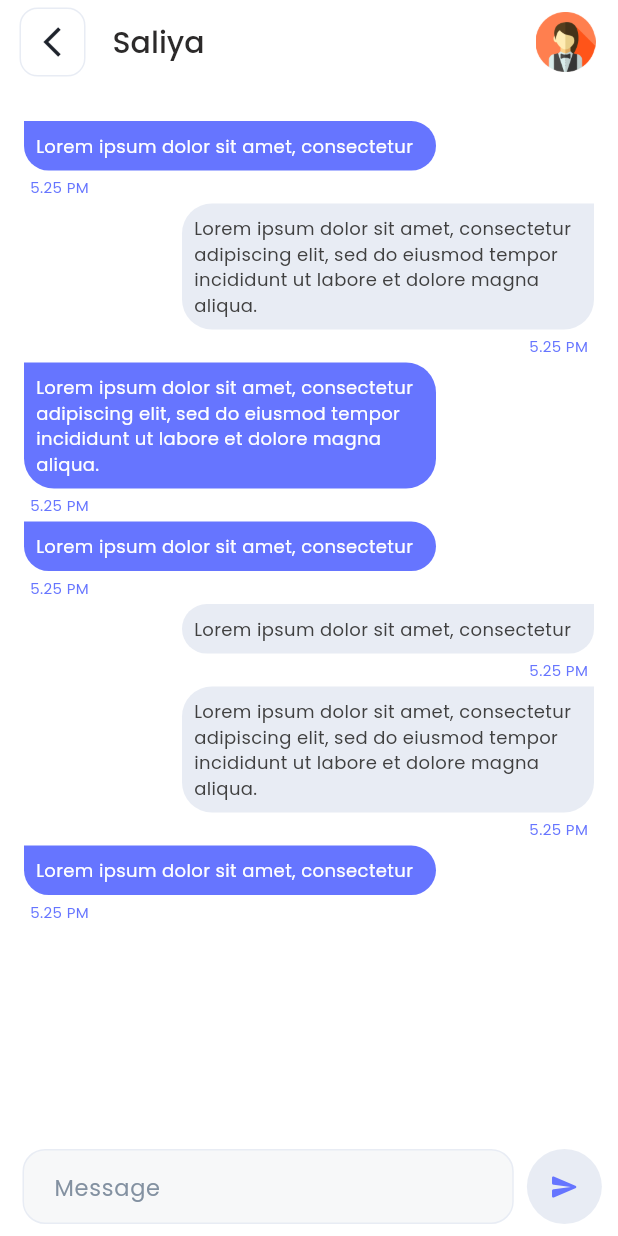
After one commit to mhd-atheel/duck, a Flutter app: the SingleChatView screen opened directly, on a phone screen of 412 x 824 dp. The commit adds this screen. Run offline on Flutter 3.47's test engine with Material 3 defaults, Android fonts, the phone set to English and light mode, and no system bars; our stand-ins replace google_fonts.

Commit message:
create single_chat_view.dart UI

```diff
--- a/lib/chat_screen/chat_view.dart
+++ b/lib/chat_screen/chat_view.dart
@@ -1,3 +1,4 @@
+import 'package:duck/chat_screen/single_chat_view.dart';
 import 'package:flutter/material.dart';
 
 import '../global_colors.dart';
@@ -69,7 +70,12 @@ class ChatView extends StatelessWidget {
                 itemBuilder:(context,index){
                   return Column(
                     children: [
-                      ListTile(
+                      GestureDetector(
+                        onTap: (){
+                          Navigator.push(context,
+                              MaterialPageRoute(builder: (context) =>  SingleChatView()));
+                        },
+                        child: ListTile(
                           horizontalTitleGap: 15,
                           minLeadingWidth: 0,
                           titleAlignment: ListTileTitleAlignment.center,
@@ -111,6 +117,7 @@ class ChatView extends StatelessWidget {
                             ),
                           ),
                         ),
+                      ),
                       Padding(
                         padding: EdgeInsets.only(
                             right:width *0.05,
--- /dev/null
+++ b/lib/chat_screen/single_chat_view.dart
@@ -0,0 +1,217 @@
+import 'package:flutter/material.dart';
+
+import '../global_colors.dart';
+
+class SingleChatView extends StatelessWidget {
+   SingleChatView({super.key});
+  List<dynamic> messages = [
+    {
+      "message":"Lorem ipsum dolor sit amet, consectetur",
+      "usertype":"sender",
+      "time":"5.25",
+    },
+    {
+      "message":"Lorem ipsum dolor sit amet, consectetur"
+          " adipiscing elit, sed do eiusmod tempor incididunt "
+          "ut labore et dolore magna aliqua.",
+      "usertype":"receiver",
+      "time":"5.25",
+    },
+    {
+      "message":"Lorem ipsum dolor sit amet, consectetur"
+          " adipiscing elit, sed do eiusmod tempor incididunt "
+          "ut labore et dolore magna aliqua.",
+      "usertype":"sender",
+      "time":"5.25",
+    },
+    {
+      "message":"Lorem ipsum dolor sit amet, consectetur",
+      "usertype":"sender",
+      "time":"5.25",
+    },
+    {
+      "message":"Lorem ipsum dolor sit amet, consectetur",
+      "usertype":"receiver",
+      "time":"5.25",
+    },
+    {
+      "message":"Lorem ipsum dolor sit amet, consectetur"
+          " adipiscing elit, sed do eiusmod tempor incididunt "
+          "ut labore et dolore magna aliqua.",
+      "usertype":"receiver",
+      "time":"5.25",
+    },
+    {
+      "message":"Lorem ipsum dolor sit amet, consectetur",
+      "usertype":"sender",
+      "time":"5.25",
+    },
+  ];
+
+  @override
+  Widget build(BuildContext context) {
+    final width = MediaQuery.of(context).size.width;
+    final height = MediaQuery.of(context).size.height;
+    return Scaffold(
+      appBar: AppBar(
+        leadingWidth: 70,
+        backgroundColor: Colors.white,
+        automaticallyImplyLeading: false,
+        titleSpacing: 5,
+        leading: Padding(
+          padding: const EdgeInsets.symmetric(horizontal: 8.0),
+          child: Container(
+            margin: const EdgeInsets.all(5),
+            decoration: BoxDecoration(
+              borderRadius: BorderRadius.circular(12),
+              border: Border.all(
+                color: const Color(0xffE8ECF4)
+              )
+            ),
+            child: const Center(child: Icon(Icons.arrow_back_ios_outlined,color: Color(0xff1E232C),)),
+          ),
+        ),
+        title: Text(
+          'Saliya',
+          style: TextStyle(
+              color: GlobalColor.blackBold,
+              fontWeight: FontWeight.w500,
+              fontSize: 20
+          ),
+        ),
+        actions: [
+          Padding(
+            padding: const EdgeInsets.only(right: 15.0),
+            child: Image.asset('assets/images/profile2.png',width: 40,),
+          )
+        ],
+      ),
+      body: SafeArea(
+        child: Column(
+          children: [
+            SizedBox(height: height*0.03,),
+            Expanded(
+              child: ListView.builder(
+                  itemCount: messages.length,
+                  itemBuilder:(context ,index){
+                    return Padding(
+                      padding: const EdgeInsets.symmetric(horizontal: 16.0,vertical: 0),
+                      child: Row(
+                        mainAxisAlignment:
+                        messages[index]['usertype'] == 'sender'?MainAxisAlignment.start
+                            :MainAxisAlignment.end
+                        ,
+                        children: [
+                          Column(
+                            crossAxisAlignment:
+                            messages[index]['usertype'] == 'sender'?CrossAxisAlignment.start
+                                :CrossAxisAlignment.end
+                            ,
+                            children: [
+                              Container(
+                                width: width/1.5,
+                                padding: const EdgeInsets.all(8),
+                                decoration: BoxDecoration(
+                                    color:messages[index]['usertype'] == 'sender'?
+                                    GlobalColor.mainColor: const Color(0xffE8ECF4),
+                                    borderRadius: BorderRadius.only(
+                                      topLeft: Radius.circular(
+                                        messages[index]['usertype'] == 'sender'?
+                                        0: 20,
+                                      ),
+                                      topRight: Radius.circular(
+                                        messages[index]['usertype'] == 'sender'?
+                                        20:0,
+                                      ),
+                                      bottomLeft: const Radius.circular(20),
+                                      bottomRight: const Radius.circular(20),
+                                    )
+                                ),
+                                child: Text(
+                                  messages[index]['message'],
+                                  style: TextStyle(
+                                    color: messages[index]['usertype'] == 'sender'?
+                                    Colors.white:GlobalColor.blackNormal ,
+                                    fontSize: 12
+                                  ),
+                                ),
+                              ),
+                              Padding(
+                                padding: const EdgeInsets.all(4.0),
+                                child: Row(
+                                  mainAxisAlignment: MainAxisAlignment.start,
+                                  children: [
+                                    Text(
+                                      '${messages[index]['time']} PM'
+                                      ,
+                                      style: TextStyle(
+                                          color:GlobalColor.mainColor,
+                                          fontSize: 10
+                                      ),
+                                    ),
+                                  ],
+                                ),
+                              ),
+                            ],
+                          )
+                        ],
+                      ),
+                    );
+                  }
+              ),
+            ),
+            Row(
+              children: [
+                Expanded(
+                  child: Padding(
+                    padding: const EdgeInsets.only(left: 15.0,top: 8,bottom: 8,right: 8),
+                    child: Container(
+                      padding:const EdgeInsets.symmetric(horizontal: 20),
+                      height: 50,
+                      decoration: BoxDecoration(
+                          color: const Color(0xffF7F8F9),
+                          border: Border.all(
+                            color: const Color(0xffE8ECF4),
+                          ),
+                          borderRadius: BorderRadius.circular(15)
+                      ),
+                      child: TextFormField(
+                        decoration: const InputDecoration(
+                            border: InputBorder.none,
+                            hintText: 'Message',
+                            hintStyle: TextStyle(
+                                color: Color(0xff8391A1),
+                                fontSize: 15
+                            )
+                        ),
+                      ),
+                    ),
+                  ),
+                ),
+                Padding(
+                  padding: const EdgeInsets.only(right: 10),
+                  child: Container(
+                    height: 50,
+                    width: MediaQuery.of(context).size.width/8,
+                    decoration: const BoxDecoration(
+                        shape: BoxShape.circle,
+                        color: Color(0xffE8ECF4),
+
+                    ),
+                    child: Center(
+                      child: Icon(
+                        Icons.send_rounded,
+                        color: GlobalColor.mainColor,
+                        size: 20,
+                      )
+                    ),
+                  ),
+                ),
+              ],
+            ),
+          ],
+        ),
+      ),
+    );
+  }
+}
```
Also changed, not shown: lib/splash_screen/splash_view.dart (+9 -14 lines). Lines whose indentation alone changed are shown as unchanged.
